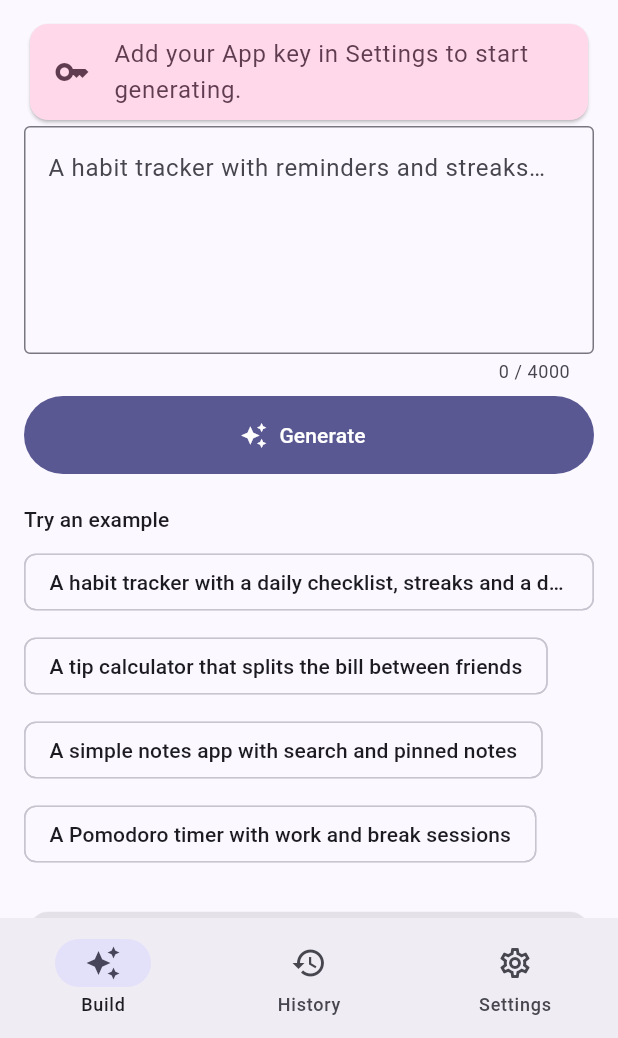
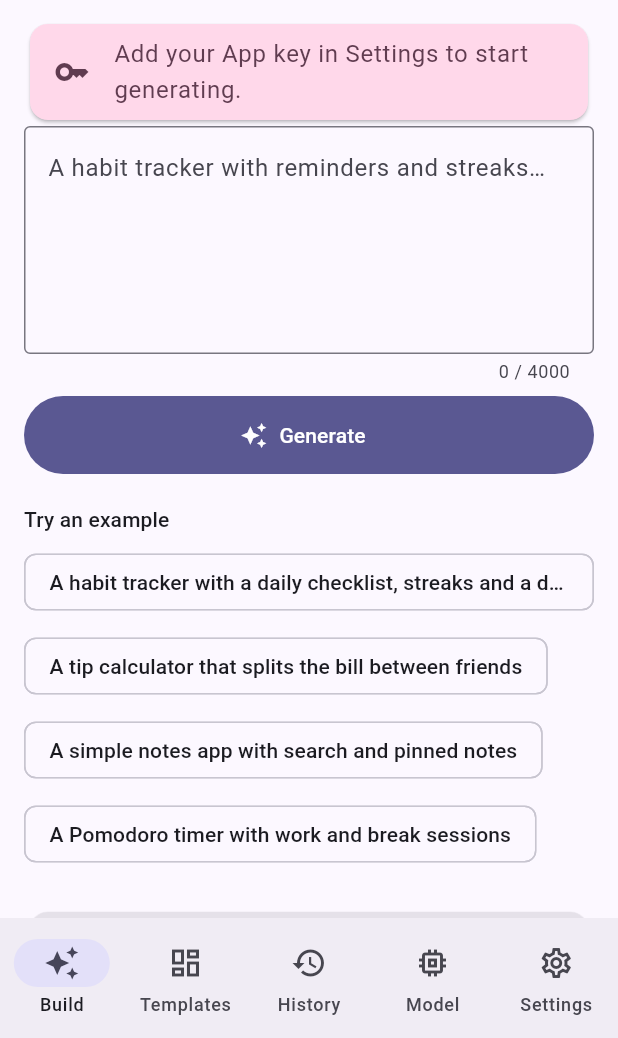
Before and after one commit to Bobbykelvin11/app-builder-bot, a Flutter app: the screen it shows after launch, on a phone screen of 412 x 824 dp, the part 198-1236 px from its top. Run offline on Flutter 3.47's test engine with Material 3 defaults, Android fonts, the phone set to English and light mode, and no system bars; our stand-ins replace material_ui, share_plus, shared_preferences.

Commit message:
v2.1 (2/5): app state, storage, models and offline templates

```diff
--- a/mobile/lib/main.dart
+++ b/mobile/lib/main.dart
@@ -1,10 +1,12 @@
 import 'package:material_ui/material_ui.dart';
 
 import 'src/app.dart';
+import 'src/local/model_manager.dart';
 import 'src/storage.dart';
 
 Future<void> main() async {
   WidgetsFlutterBinding.ensureInitialized();
   final store = await Store.open();
-  runApp(AppBuilderApp(store: store));
+  final models = await ModelManager.open();
+  runApp(AppBuilderApp(store: store, models: models));
 }
--- a/mobile/lib/src/app.dart
+++ b/mobile/lib/src/app.dart
@@ -1,22 +1,56 @@
 import 'package:material_ui/material_ui.dart';
 
 import 'api.dart';
+import 'local/local_generator.dart';
+import 'local/model_catalog.dart';
+import 'local/model_manager.dart';
 import 'models.dart';
 import 'screens/build_screen.dart';
 import 'screens/history_screen.dart';
+import 'screens/models_screen.dart';
 import 'screens/settings_screen.dart';
+import 'screens/templates_screen.dart';
 import 'storage.dart';
 
-/// App-wide state: settings, history and the generator client.
+/// Tab indexes in [HomeShell].
+class Tabs {
+  static const build = 0;
+  static const templates = 1;
+  static const history = 2;
+  static const model = 3;
+  static const settings = 4;
+}
+
+/// App-wide state: settings, history, on-device models and generators.
 class AppState extends ChangeNotifier {
-  AppState(this.store)
+  AppState(this.store, this.models)
     : history = store.loadHistory(),
-      themeMode = _parseTheme(store.themeMode);
+      themeMode = _parseTheme(store.themeMode) {
+    models.addListener(notifyListeners);
+  }
 
   final Store store;
+  final ModelManager models;
   final GeneratorApi api = GeneratorApi();
+  final LocalGenerator local = LocalGenerator();
   List<Generation> history;
   ThemeMode themeMode;
+
+  /// On-device generation is the default; the Vercel server is optional.
+  bool get useDevice => store.engineMode != 'server';
+
+  Future<void> setUseDevice(bool device) async {
+    await store.setEngineMode(device ? 'device' : 'server');
+    notifyListeners();
+  }
+
+  LocalModelInfo get selectedModel =>
+      modelById(store.localModelId) ?? modelById(kDefaultLocalModelId)!;
+
+  Future<void> selectModel(LocalModelInfo m) async {
+    await store.setLocalModelId(m.id);
+    notifyListeners();
+  }
 
   Future<void> addToHistory(Generation g) async {
     history = [g, ...history.where((h) => h.id != g.id)];
@@ -44,6 +78,13 @@ class AppState extends ChangeNotifier {
 
   void settingsChanged() => notifyListeners();
 
+  @override
+  void dispose() {
+    models.removeListener(notifyListeners);
+    local.unload();
+    super.dispose();
+  }
+
   static ThemeMode _parseTheme(String s) => ThemeMode.values.firstWhere(
     (m) => m.name == s,
     orElse: () => ThemeMode.system,
@@ -59,18 +100,23 @@ class AppStateScope extends InheritedNotifier<AppState> {
 
   static AppState of(BuildContext context) =>
       context.dependOnInheritedWidgetOfExactType<AppStateScope>()!.notifier!;
+
+  /// Reads the state without subscribing (for callbacks).
+  static AppState read(BuildContext context) =>
+      context.getInheritedWidgetOfExactType<AppStateScope>()!.notifier!;
 }
 
 class AppBuilderApp extends StatefulWidget {
-  const AppBuilderApp({super.key, required this.store});
+  const AppBuilderApp({super.key, required this.store, required this.models});
   final Store store;
+  final ModelManager models;
 
   @override
   State<AppBuilderApp> createState() => _AppBuilderAppState();
 }
 
 class _AppBuilderAppState extends State<AppBuilderApp> {
-  late final AppState _state = AppState(widget.store);
+  late final AppState _state = AppState(widget.store, widget.models);
 
   @override
   void dispose() {
@@ -113,20 +159,24 @@ class HomeShell extends StatefulWidget {
 }
 
 class _HomeShellState extends State<HomeShell> {
-  int _index = 0;
+  int _index = Tabs.build;
+
+  void _open(int i) => setState(() => _index = i);
 
   @override
   Widget build(BuildContext context) {
     final pages = [
-      const BuildScreen(),
+      BuildScreen(onOpenTab: _open),
+      const TemplatesScreen(),
       const HistoryScreen(),
-      const SettingsScreen(),
+      const ModelsScreen(),
+      SettingsScreen(onOpenTab: _open),
     ];
     return Scaffold(
       body: IndexedStack(index: _index, children: pages),
       bottomNavigationBar: NavigationBar(
         selectedIndex: _index,
-        onDestinationSelected: (i) => setState(() => _index = i),
+        onDestinationSelected: _open,
         destinations: const [
           NavigationDestination(
             icon: Icon(Icons.auto_awesome_outlined),
@@ -134,9 +184,19 @@ class _HomeShellState extends State<HomeShell> {
             label: 'Build',
           ),
           NavigationDestination(
+            icon: Icon(Icons.dashboard_outlined),
+            selectedIcon: Icon(Icons.dashboard),
+            label: 'Templates',
+          ),
+          NavigationDestination(
             icon: Icon(Icons.history_outlined),
             selectedIcon: Icon(Icons.history),
             label: 'History',
+          ),
+          NavigationDestination(
+            icon: Icon(Icons.memory_outlined),
+            selectedIcon: Icon(Icons.memory),
+            label: 'Model',
           ),
           NavigationDestination(
             icon: Icon(Icons.settings_outlined),
--- a/mobile/lib/src/models.dart
+++ b/mobile/lib/src/models.dart
@@ -6,6 +6,8 @@ class Generation {
     required this.file,
     required this.createdAt,
     this.model,
+    this.source = 'server',
+    this.stopped = false,
   });
 
   final String id;
@@ -14,6 +16,18 @@ class Generation {
   final String file;
   final DateTime createdAt;
   final String? model;
+
+  /// 'device', 'server' or 'template'.
+  final String source;
+
+  /// True when the user stopped an on-device generation early.
+  final bool stopped;
+
+  String get sourceLabel => switch (source) {
+    'device' => 'On-device',
+    'template' => 'Template',
+    _ => 'Server',
+  };
 
   int get lineCount => '\n'.allMatches(code).length + 1;
 
@@ -42,6 +56,8 @@ class Generation {
           DateTime.tryParse((json['createdAt'] as String?) ?? '') ??
           DateTime.now(),
       model: json['model'] as String?,
+      source: (json['source'] as String?) ?? 'server',
+      stopped: json['stopped'] == true,
     );
   }
 }
--- a/mobile/lib/src/storage.dart
+++ b/mobile/lib/src/storage.dart
@@ -14,6 +14,8 @@ class Store {
   static const _kApiUrl = 'api_base_url_override';
   static const _kAppKey = 'app_key_override';
   static const _kThemeMode = 'theme_mode';
+  static const _kEngine = 'engine_mode';
+  static const _kModel = 'local_model_id';
 
   final SharedPreferences _prefs;
 
@@ -60,6 +62,13 @@ class Store {
   String get themeMode => _prefs.getString(_kThemeMode) ?? 'system';
   Future<void> setThemeMode(String mode) => _prefs.setString(_kThemeMode, mode);
 
+  /// 'device' (default, on-device open-source model) or 'server' (Vercel API).
+  String get engineMode => _prefs.getString(_kEngine) ?? 'device';
+  Future<void> setEngineMode(String mode) => _prefs.setString(_kEngine, mode);
+
+  String? get localModelId => _prefs.getString(_kModel);
+  Future<void> setLocalModelId(String id) => _prefs.setString(_kModel, id);
+
   Future<void> _setOrRemove(String key, String? value) async {
     final v = value?.trim();
     if (v == null || v.isEmpty) {
```
